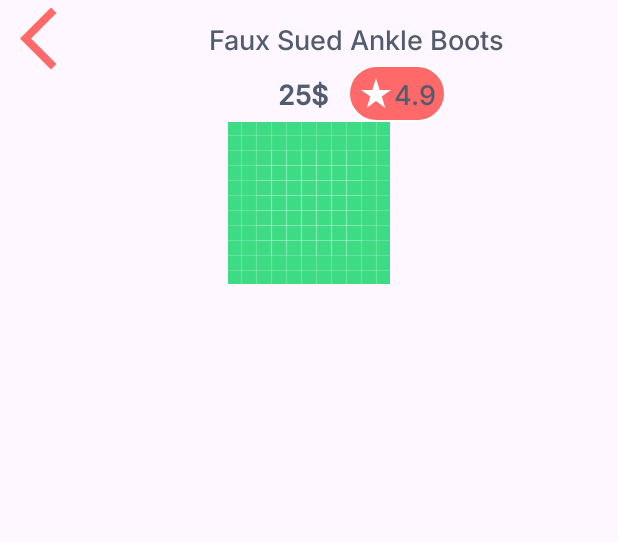
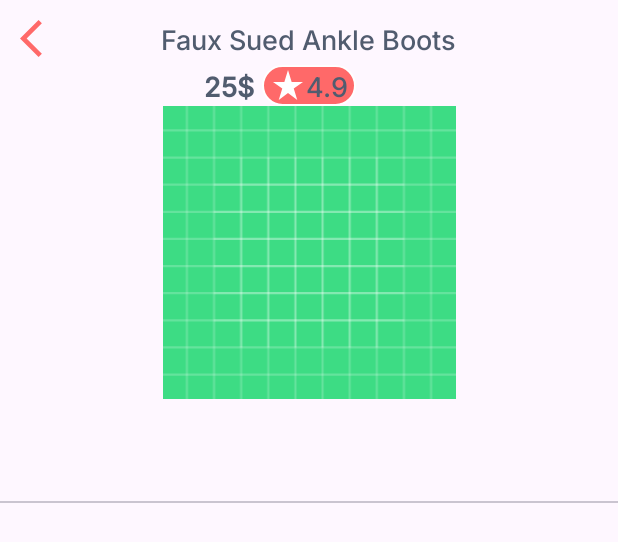
Before and after one commit to khaledeid1k/shopify_app, an Android app: the layout fragment_product.xml on its own in the app's theme, with its tools: preview values and no code run, on a phone screen of 412 x 824 dp. Shown: the top 542 px of the screen. Run offline under Robolectric (Android 15) with nearby library versions, the phone set to English and light mode, and no system bars.

Commit message:
make product screen

```diff
--- a/app/build.gradle
+++ b/app/build.gradle
@@ -120,4 +120,6 @@ dependencies {
     testImplementation "androidx.test.ext:junit-ktx:$androidXTestExtKotlinRunnerVersion"
     testImplementation "androidx.test:core-ktx:$androidXTestCoreVersion"
     testImplementation "org.robolectric:robolectric:4.8"
+
+ implementation "androidx.viewpager2:viewpager2:1.0.0"
 }
--- a/app/src/main/res/drawable/back.xml
+++ b/app/src/main/res/drawable/back.xml
@@ -1,5 +1,5 @@
-<vector android:autoMirrored="true" android:height="50dp"
+<vector android:autoMirrored="true" android:height="30dp"
     android:tint="?attr/colorPrimary" android:viewportHeight="24"
-    android:viewportWidth="24" android:width="50dp" xmlns:android="http://schemas.android.com/apk/res/android">
+    android:viewportWidth="24" android:width="30dp" xmlns:android="http://schemas.android.com/apk/res/android">
     <path android:fillColor="?attr/colorPrimary" android:pathData="M11.67,3.87L9.9,2.1 0,12l9.9,9.9 1.77,-1.77L3.54,12z"/>
 </vector>
--- a/app/src/main/res/layout/fragment_product.xml
+++ b/app/src/main/res/layout/fragment_product.xml
@@ -1,11 +1,16 @@
 <?xml version="1.0" encoding="utf-8"?>
+<layout xmlns:android="http://schemas.android.com/apk/res/android"
+    xmlns:tools="http://schemas.android.com/tools"
+    xmlns:app="http://schemas.android.com/apk/res-auto">
+
+    <data>
+
+    </data>
+
     <androidx.constraintlayout.widget.ConstraintLayout
-    xmlns:android="http://schemas.android.com/apk/res/android"
-    xmlns:tools="http://schemas.android.com/tools"
         android:layout_width="match_parent"
         android:layout_height="match_parent"
-    xmlns:app="http://schemas.android.com/apk/res-auto"
-    tools:context=".ui.ProductFragment">
+        tools:context=".ui.product.ProductFragment">
 
         <ImageView
             android:id="@+id/back_from_product"
@@ -15,20 +20,18 @@
             android:src="@drawable/back"
             app:layout_constraintStart_toStartOf="parent"
             app:layout_constraintBottom_toBottomOf="@+id/name_of_product"
-        app:layout_constraintTop_toTopOf="@+id/name_of_product"
-       />
+            app:layout_constraintTop_toTopOf="@+id/name_of_product" />
 
         <TextView
             android:id="@+id/name_of_product"
+            style="@style/sub_title"
             android:layout_width="wrap_content"
             android:layout_height="wrap_content"
+            android:layout_marginTop="@dimen/_10sdp"
             app:layout_constraintEnd_toEndOf="parent"
+            app:layout_constraintStart_toStartOf="parent"
             app:layout_constraintTop_toTopOf="parent"
-        tools:text="Faux Sued Ankle Boots"
-        android:layout_marginTop="@dimen/_10sdp"
-        style="@style/sub_title"
-        app:layout_constraintStart_toEndOf="@+id/back_from_product"
-        />
+            tools:text="Faux Sued Ankle Boots" />
 
         <TextView
             android:id="@+id/tv_price_product_item"
@@ -36,7 +39,7 @@
             android:layout_width="wrap_content"
             android:layout_height="wrap_content"
             android:textStyle="bold"
-        android:layout_marginEnd="@dimen/_10sdp"
+            android:layout_marginEnd="@dimen/_4sdp"
             app:layout_constraintBottom_toBottomOf="@+id/tv_rate_product_item"
             app:layout_constraintEnd_toStartOf="@+id/tv_rate_product_item"
             app:layout_constraintTop_toTopOf="@+id/tv_rate_product_item"
@@ -47,24 +50,54 @@
             style="@style/sub_title"
             android:layout_width="wrap_content"
             android:layout_height="wrap_content"
+            android:layout_marginTop="@dimen/_4sdp"
+
             android:background="@drawable/round_rate"
-        android:padding="@dimen/_5sdp"
-        android:layout_marginTop="@dimen/_4sdp"
-        app:layout_constraintHorizontal_bias=".7"
+            android:paddingHorizontal="@dimen/_4sdp"
+            android:paddingVertical="@dimen/_1sdp"
             app:drawableStartCompat="@drawable/ic_star"
             app:drawableTint="@color/white"
+
             app:layout_constraintEnd_toEndOf="@+id/name_of_product"
             app:layout_constraintStart_toStartOf="@+id/name_of_product"
             app:layout_constraintTop_toBottomOf="@+id/name_of_product"
             tools:text="4.9" />
+
         <ImageView
-        android:id="@+id/app_icon"
+            android:id="@+id/product_image"
             android:layout_width="0dp"
-        android:layout_height="wrap_content"
+            android:layout_height="@dimen/_150sdp"
             android:src="@drawable/ic_launcher_background"
             app:layout_constraintEnd_toEndOf="parent"
             app:layout_constraintStart_toStartOf="parent"
-        app:layout_constraintTop_toBottomOf="@+id/tv_rate_product_item"
-       />
+            app:layout_constraintTop_toBottomOf="@+id/tv_rate_product_item" />
+
+        <com.google.android.material.tabs.TabLayout
+            android:id="@+id/home_fragment_tabs"
+            android:layout_width="match_parent"
+            android:layout_height="?android:attr/actionBarSize"
+            app:itemTextColor="@color/orange"
+            android:layout_marginTop="@dimen/_10sdp"
+            app:layout_constraintEnd_toEndOf="parent"
+            app:layout_constraintStart_toStartOf="parent"
+            app:layout_constraintTop_toBottomOf="@+id/product_image"
+            app:tabGravity="center"
+            app:tabIndicatorColor="@color/orange"
+            app:tabMode="scrollable"
+            app:tabRippleColor="@color/orange"
+            app:tabUnboundedRipple="true"
+            app:tabSelectedTextColor="@color/orange"
+            app:tabTextColor="@android:color/darker_gray" />
+
+        <androidx.viewpager2.widget.ViewPager2
+            android:id="@+id/home_fragment_viewPager"
+            android:layout_width="match_parent"
+            android:layout_height="0dp"
+            android:animateLayoutChanges="true"
+            app:layout_constraintBottom_toBottomOf="parent"
+            app:layout_constraintEnd_toEndOf="parent"
+            app:layout_constraintStart_toStartOf="parent"
+            app:layout_constraintTop_toBottomOf="@+id/home_fragment_tabs" />
 
     </androidx.constraintlayout.widget.ConstraintLayout>
+</layout>
--- a/app/src/main/res/navigation/nav_graph.xml
+++ b/app/src/main/res/navigation/nav_graph.xml
@@ -3,7 +3,7 @@
     xmlns:app="http://schemas.android.com/apk/res-auto"
     xmlns:tools="http://schemas.android.com/tools"
     android:id="@+id/nav_graph"
-    app:startDestination="@id/favoritesFragment">
+    app:startDestination="@id/productFragment">
 
     <fragment
         android:id="@+id/signUpFragment"
@@ -23,4 +23,8 @@
         android:id="@+id/favoritesFragment"
         android:name="com.kh.mo.shopyapp.ui.FavoritesFragment"
         android:label="FavoritesFragment" />
+    <fragment
+        android:id="@+id/productFragment"
+        android:name="com.kh.mo.shopyapp.ui.product.ProductFragment"
+        android:label="ProductFragment" />
 </navigation>
--- a/app/src/main/res/values/colors.xml
+++ b/app/src/main/res/values/colors.xml
@@ -6,10 +6,8 @@
     <color name="dark_gray">#7C7C7C</color>
     <color name="sub_text">#515C6F</color>
     <color name="main_text">#393B3E</color>
-
-
-
-
+    <color name="unselected_chip_background_color">#CF0E00</color>
+    <color name="selected_chip_background_color">#2C41B4</color>
 
 
 </resources>
--- a/app/src/main/res/values/themes.xml
+++ b/app/src/main/res/values/themes.xml
@@ -43,4 +43,8 @@
         <item name="android:textColor">@android:color/black</item>
         <item name="hintTextColor">@color/dark_gray</item>
     </style>
+    <style name="UnselectedTabStyle" parent="TextAppearance.Design.Tab">
+        <item name="android:textColor">@android:color/darker_gray</item>
+    </style>
+
 </resources>
```
Also changed, not shown: app/src/main/java/com/kh/mo/shopyapp/ui/product/DetailsFragment.kt (added, +21 -0 lines), app/src/main/java/com/kh/mo/shopyapp/ui/product/ProductFragment.kt (added, +75 -0 lines), app/src/main/java/com/kh/mo/shopyapp/ui/product/ProductInfoFragment.kt (renamed from app/src/main/java/com/kh/mo/shopyapp/ui/ProductFragment.kt, +5 -4 lines), app/src/main/java/com/kh/mo/shopyapp/ui/product/ReviewsFragment.kt (added, +22 -0 lines), app/src/main/res/layout/fragment_details.xml (added, +152 -0 lines), app/src/main/res/layout/fragment_product_info.xml (added, +61 -0 lines), app/src/main/res/layout/fragment_reviews.xml (added, +23 -0 lines), app/src/main/res/layout/item_review.xml (added, +62 -0 lines), app/src/main/res/layout/item_select_color.xml (added, +17 -0 lines), app/src/main/res/layout/item_select_size.xml (added, +19 -0 lines), app/src/main/res/values/strings.xml (+11 -0 lines). Lines whose indentation alone changed are shown as unchanged.
